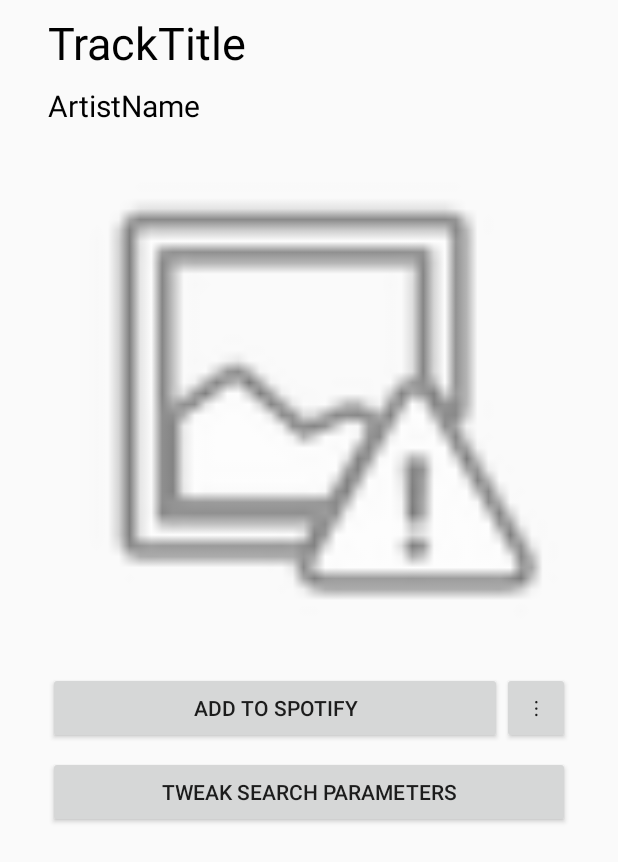
After one commit to blorsten/SpotyFM, an Android app: the layout song_info_fragment.xml on its own in the app's theme, with its tools: preview values and no code run, on a phone screen of 412 x 824 dp. The commit adds this screen. Shown: the top 862 px of the screen. Run offline under Robolectric (Android 15) with nearby library versions, the phone set to English and light mode, and no system bars.

Commit message:
added song info and other things

```diff
--- a/app/src/main/java/com/peterwitt/spotyfm/MainActivity.java
+++ b/app/src/main/java/com/peterwitt/spotyfm/MainActivity.java
@@ -73,7 +73,7 @@
             switch (response.getType()) {
                 case TOKEN:
                     String token = response.getAccessToken();
-                    SpotifyManager.getInstance().updateToken(token);
+                    SpotifyManager.getInstance().updateToken(token, response.getExpiresIn());
 
                     //Map<String, Object> tset = new HashMap<>();
                     //tset.put("token", token);
--- a/app/src/main/java/com/peterwitt/spotyfm/RadioAPI/Adapters/RadioAPIAdapter.java
+++ b/app/src/main/java/com/peterwitt/spotyfm/RadioAPI/Adapters/RadioAPIAdapter.java
@@ -23,7 +23,6 @@
 
     @Override
     protected void onBindViewHolder(@NonNull RadioAPIHolder holder, int position, final @NonNull RadioAPI model) {
-
         holder.getItemButton().setText(model.getName());
         holder.getItemButton().setOnClickListener(new View.OnClickListener() {
             @Override
--- a/app/src/main/java/com/peterwitt/spotyfm/RadioAPI/RadioAPI.java
+++ b/app/src/main/java/com/peterwitt/spotyfm/RadioAPI/RadioAPI.java
@@ -169,14 +169,18 @@
                 songs[songs.length - i - 1] = temp;
             }
 
+            //Re encode the strings to utf-8 to support all characters
             for (Song song : songs) {
+                song.setTitle(new String(song.getTitle().getBytes("Windows-1252"), "UTF-8"));
+                song.setArtist(new String(song.getArtist().getBytes("Windows-1252"), "UTF-8"));
+                //Set callback to be RadioAPIManager
                 song.getData(songDataCallback);
             }
 
             recentSongs = songs;
             apiDataCallback.onRadioAPIDataFetched();
 
-        } catch (JSONException e) {
+        } catch (JSONException | UnsupportedEncodingException e) {
             e.printStackTrace();
             apiDataCallback.onRadioAPIDataError();
         }
--- a/app/src/main/java/com/peterwitt/spotyfm/SongListFragment.java
+++ b/app/src/main/java/com/peterwitt/spotyfm/SongListFragment.java
@@ -3,6 +3,7 @@
 import android.os.Bundle;
 import android.support.annotation.Nullable;
 import android.support.v4.app.Fragment;
+import android.support.v4.app.FragmentManager;
 import android.support.v7.widget.LinearLayoutManager;
 import android.support.v7.widget.RecyclerView;
 import android.util.Log;
@@ -59,8 +60,8 @@
     @Override
     public void onSongListItemClicked(Song selected) {
         //Add song to users library
-        boolean success = SpotifyManager.getInstance().addSongToLibrary(selected);
-        Toast.makeText(fragmentView.getContext(), selected.getTitle() + (success ? " added " : " not added ")+ "to your library", Toast.LENGTH_SHORT).show();
+        RadioAPIManager.getInstance().setLastSelectedSong(selected);
+        FragmentHandler.getInstance().MakeFragment(R.id.main_activity_frame_layout, new SongInfoFragment());
     }
 
     public void SongUpdated() {
--- a/app/src/main/java/com/peterwitt/spotyfm/SpotifyManager.java
+++ b/app/src/main/java/com/peterwitt/spotyfm/SpotifyManager.java
@@ -33,6 +33,7 @@
     private SpotifyApi api;
     private SpotifyService service;
     private Activity context;
+    private long expirationTime;
 
     public static SpotifyManager getInstance() {
         return ourInstance;
@@ -61,7 +62,7 @@
         this.context = context;
 
         //if no access token received request new one
-        if(accessToken.equals("")) {
+        if(accessToken.equals("") ||(!accessToken.equals("") && System.currentTimeMillis()/1000 > expirationTime-60)) {
             //Build request
             AuthenticationRequest request = new AuthenticationRequest
                     .Builder(CLIENT_ID, AuthenticationResponse.Type.TOKEN, REDIRECT_URI)
@@ -81,9 +82,10 @@
         }
     }
 
-    public void updateToken(String token){
+    public void updateToken(String token, int expiresIn){
         //save token when its arrived
         accessToken =token;
+        expirationTime = System.currentTimeMillis()/1000 + expiresIn;
         //Setup manager again
         setup(context);
     }
--- /dev/null
+++ b/app/src/main/res/layout/song_info_fragment.xml
@@ -0,0 +1,90 @@
+<?xml version="1.0" encoding="utf-8"?>
+<android.support.constraint.ConstraintLayout
+    xmlns:android="http://schemas.android.com/apk/res/android"
+    xmlns:app="http://schemas.android.com/apk/res-auto"
+    xmlns:tools="http://schemas.android.com/tools"
+    android:layout_width="match_parent"
+    android:layout_height="match_parent">
+
+    <ImageView
+        android:id="@+id/imageView_song_info_image"
+        android:layout_width="0dp"
+        android:layout_height="wrap_content"
+        android:layout_marginStart="32dp"
+        android:layout_marginTop="8dp"
+        android:layout_marginEnd="32dp"
+        android:adjustViewBounds="true"
+        android:scaleType="fitCenter"
+        app:layout_constraintEnd_toEndOf="parent"
+        app:layout_constraintStart_toStartOf="parent"
+        app:layout_constraintTop_toBottomOf="@+id/textView_song_info_artist"
+        app:srcCompat="@android:drawable/ic_menu_report_image" />
+
+    <TextView
+        android:id="@+id/textView_song_info_title"
+        android:layout_width="wrap_content"
+        android:layout_height="wrap_content"
+        android:layout_marginStart="32dp"
+        android:layout_marginTop="8dp"
+        android:text="TrackTitle"
+        android:textColor="@android:color/black"
+        android:textSize="30sp"
+        app:layout_constraintStart_toStartOf="parent"
+        app:layout_constraintTop_toTopOf="parent" />
+
+    <TextView
+        android:id="@+id/textView_song_info_artist"
+        android:layout_width="wrap_content"
+        android:layout_height="wrap_content"
+        android:layout_marginStart="32dp"
+        android:layout_marginTop="8dp"
+        android:text="ArtistName"
+        android:textColor="@android:color/black"
+        android:textSize="20sp"
+        app:layout_constraintStart_toStartOf="parent"
+        app:layout_constraintTop_toBottomOf="@+id/textView_song_info_title" />
+
+    <android.support.constraint.ConstraintLayout
+        android:id="@+id/constraintLayout"
+        android:layout_width="match_parent"
+        android:layout_height="wrap_content"
+        android:layout_marginStart="32dp"
+        android:layout_marginTop="8dp"
+        android:layout_marginEnd="32dp"
+        app:layout_constraintEnd_toEndOf="parent"
+        app:layout_constraintStart_toStartOf="parent"
+        app:layout_constraintTop_toBottomOf="@+id/imageView_song_info_image">
+
+        <Button
+            android:id="@+id/button_select_playlist"
+            android:layout_width="45dp"
+            android:layout_height="wrap_content"
+            android:layout_weight="1"
+            android:text="@string/vertical_ellipsis"
+            app:layout_constraintEnd_toEndOf="parent"
+            app:layout_constraintTop_toTopOf="parent" />
+
+        <Button
+            android:id="@+id/button_song_info_add_to_spotify"
+            android:layout_width="0dp"
+            android:layout_height="wrap_content"
+            android:layout_weight="3"
+            android:text="Add to spotify"
+            app:layout_constraintEnd_toStartOf="@+id/button_select_playlist"
+            app:layout_constraintStart_toStartOf="parent"
+            app:layout_constraintTop_toTopOf="parent" />
+    </android.support.constraint.ConstraintLayout>
+
+    <Button
+        android:id="@+id/button_tweak_search"
+        android:layout_width="0dp"
+        android:layout_height="wrap_content"
+        android:layout_marginStart="32dp"
+        android:layout_marginTop="8dp"
+        android:layout_marginEnd="32dp"
+        android:text="tweak search parameters"
+        app:layout_constraintEnd_toEndOf="parent"
+        app:layout_constraintStart_toStartOf="parent"
+        app:layout_constraintTop_toBottomOf="@+id/constraintLayout" />
+
+</android.support.constraint.ConstraintLayout>
--- a/app/src/main/res/values/strings.xml
+++ b/app/src/main/res/values/strings.xml
@@ -1,4 +1,5 @@
 <resources>
     <string name="app_name">SpotyFM</string>
     <string name="text_view_available_stations_title">Radio stations</string>
+    <string name="vertical_ellipsis">&#8942;</string>
 </resources>
```
Also changed, not shown: app/src/main/java/com/peterwitt/spotyfm/RadioAPI/RadioAPIManager.java (+9 -0 lines), app/src/main/java/com/peterwitt/spotyfm/RadioAPI/Song.java (+17 -3 lines), app/src/main/java/com/peterwitt/spotyfm/SongInfoFragment.java (added, +97 -0 lines).
